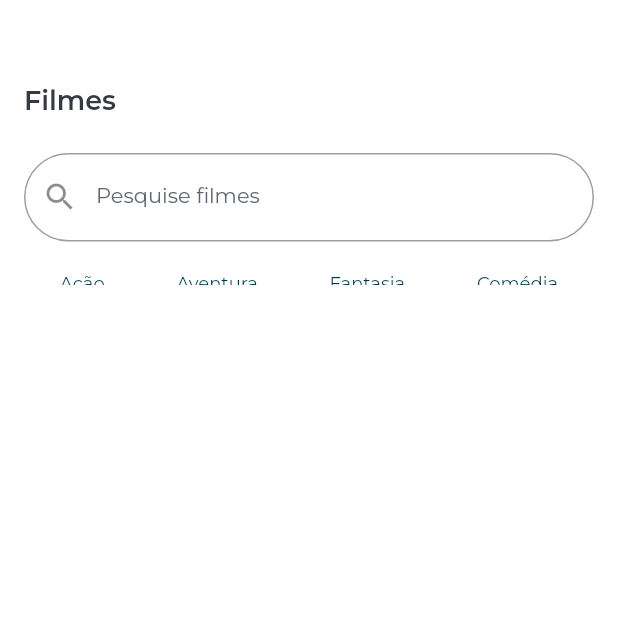
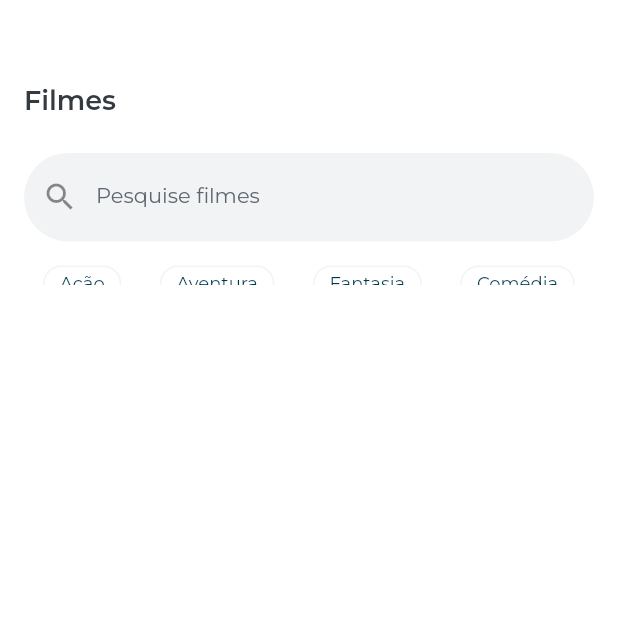
Before and after one commit to jessikareis/desafio_flutter_cubos, a Flutter app: the screen it shows after launch, on a phone screen of 412 x 824 dp, the top half of it. Run offline on Flutter 3.47's test engine with Material 2 defaults, Android fonts, the phone set to English and light mode, and no system bars; our stand-ins replace dio, flutter_mobx, flutter_modular, google_fonts, mobx; generated files the repository leaves out were written again; network calls fail.

Commit message:
Atualização do background color e borda

```diff
--- a/lib/timeline/shared/app_colors.dart
+++ b/lib/timeline/shared/app_colors.dart
@@ -8,4 +8,6 @@ class AppColors {
   static const Color green1 = Color(0xff00384C);
 
   static const Color backgroundSearch = Color(0xffF1F3F5);
+
+  static const Color borderButtons = Color(0xffF1F3F5);
 }
--- a/lib/timeline/widgets/buttons.dart
+++ b/lib/timeline/widgets/buttons.dart
@@ -12,12 +12,12 @@ class Buttons extends StatelessWidget {
         padding: const EdgeInsets.symmetric(horizontal: 10),
         alignment: Alignment.center,
         decoration: BoxDecoration(
+          border: Border.all(color: AppColors.borderButtons),
           borderRadius: BorderRadius.circular(26),
-          color: Colors.white38,
         ),
         child: Text(
           title,
-          style:  AppTypography.buttonStyle,
+          style: AppTypography.buttonStyle,
         ),
       );
     }
--- a/lib/timeline/widgets/search_custom.dart
+++ b/lib/timeline/widgets/search_custom.dart
@@ -23,11 +23,15 @@ class SearchCustom extends StatelessWidget {
           const SizedBox(height: 24),
           TextField(
             decoration: InputDecoration(
+              fillColor: AppColors.backgroundSearch,
+              filled: true,
               prefixIcon: const Icon(Icons.search),
               labelText: 'Pesquise filmes',
               labelStyle: AppTypography.searchStyle,
-              border:
-                  OutlineInputBorder(borderRadius: BorderRadius.circular(100)),
+              border: OutlineInputBorder(
+                borderSide: BorderSide.none,
+                borderRadius: BorderRadius.circular(100),
+              ),
             ),
           ),
           SizedBox(height: 16),
```
Also changed, not shown: lib/timeline/widgets/movie_card.dart (+10 -9 lines), lib/timeline/widgets/text_description.dart (deleted), lib/timeline/widgets/title.dart (deleted).
